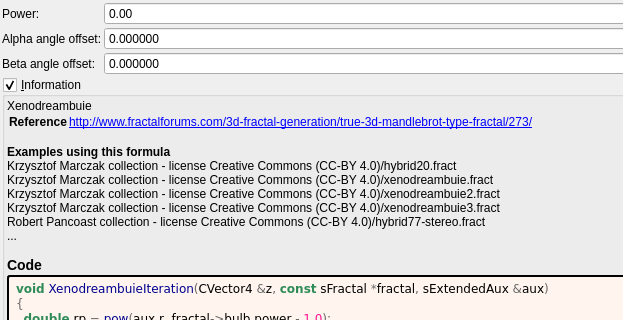
This is mandelbulber2/formula/ui/xenodreambuie.ui in buddhi1980/mandelbulber2 as Qt 5 draws it before an edit; both pictures show x 0 to 623 and y 0 to 320 of the 790 by 615 pixel window. The edited form follows.
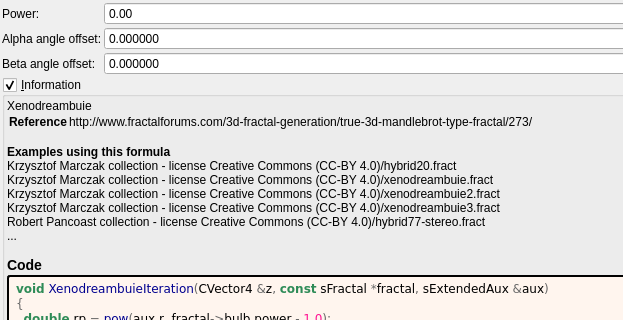
This is the edited form. Custom widgets are drawn as their Qt base class.

Commit message:
docs: show fractalforums.com formula references as text
fractalforums.com is only partly online; fractalforums.org keeps a read-only
copy and the active forum. The formula information boxes now show
fractalforums.com references (and the wrapped lines that continue them) as
plain text. The links that remain are closed with </a>, which the generator
never wrote. The formula/ui files are regenerated with
tools/populate_ui_information.py.

What changed in the file:
```diff
--- a/mandelbulber2/formula/ui/xenodreambuie.ui
+++ b/mandelbulber2/formula/ui/xenodreambuie.ui
@@ -172,7 +172,7 @@
        <widget class="QLabel" name="label_information_general">
         <property name="text">
          <string notr="true">&lt;p&gt;Xenodreambuie&lt;/p&gt;&lt;table&gt;
-&lt;tr&gt;&lt;th&gt;Reference&lt;/th&gt;&lt;td&gt;&lt;a href=&quot;http://www.fractalforums.com/3d-fractal-generation/true-3d-mandlebrot-type-fractal/273/&quot;&gt;http://www.fractalforums.com/3d-fractal-generation/true-3d-mandlebrot-type-fractal/273/&lt;br&gt;
+&lt;tr&gt;&lt;th&gt;Reference&lt;/th&gt;&lt;td&gt;http://www.fractalforums.com/3d-fractal-generation/true-3d-mandlebrot-type-fractal/273/&lt;br&gt;
 &lt;/td&gt;&lt;/tr&gt;
 &lt;/table&gt;
 &lt;br&gt;&lt;b&gt;Examples using this formula&lt;/b&gt;&lt;br&gt;Krzysztof Marczak collection - license Creative Commons (CC-BY 4.0)/hybrid20.fract&lt;br&gt;Krzysztof Marczak collection - license Creative Commons (CC-BY 4.0)/xenodreambuie.fract&lt;br&gt;Krzysztof Marczak collection - license Creative Commons (CC-BY 4.0)/xenodreambuie2.fract&lt;br&gt;Krzysztof Marczak collection - license Creative Commons (CC-BY 4.0)/xenodreambuie3.fract&lt;br&gt;Robert Pancoast collection - license Creative Commons (CC-BY 4.0)/hybrid77-stereo.fract&lt;br&gt;...&lt;h3&gt;Code&lt;/h3&gt;</string>
```
The commit also changes 202 other files.
